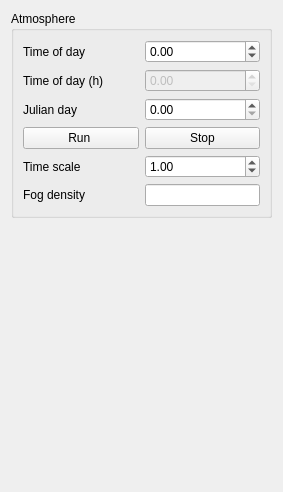
Qt form sandbox/globalsettingsform.ui (aplars/spiral) before a commit.
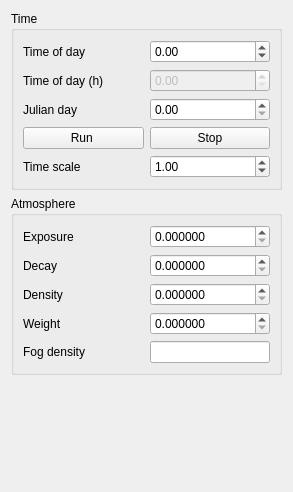
The same form after that commit.

```diff
--- a/sandbox/globalsettingsform.ui
+++ b/sandbox/globalsettingsform.ui
@@ -6,7 +6,7 @@
    <rect>
     <x>0</x>
     <y>0</y>
-    <width>283</width>
+    <width>293</width>
     <height>492</height>
    </rect>
   </property>
@@ -15,27 +15,17 @@
   </property>
   <layout class="QVBoxLayout" name="verticalLayout_2">
    <item>
-    <widget class="QGroupBox" name="atmosphereSettingsGroupBox">
+    <widget class="QGroupBox" name="timeSettingsBox">
      <property name="title">
-      <string>Atmosphere</string>
+      <string>Time</string>
      </property>
      <layout class="QVBoxLayout" name="verticalLayout">
       <item>
        <layout class="QGridLayout" name="gridLayout">
-        <item row="5" column="1">
-         <widget class="QLineEdit" name="atmosphereFogDensityLineEdit">
-          <property name="sizePolicy">
-           <sizepolicy hsizetype="Minimum" vsizetype="Fixed">
-            <horstretch>0</horstretch>
-            <verstretch>0</verstretch>
-           </sizepolicy>
-          </property>
-         </widget>
-        </item>
-        <item row="5" column="0">
-         <widget class="QLabel" name="atmosphereFogDensityLabel">
+        <item row="4" column="0">
+         <widget class="QLabel" name="label">
           <property name="text">
-           <string>Fog density</string>
+           <string>Time scale</string>
           </property>
          </widget>
         </item>
@@ -49,6 +39,13 @@
           </property>
          </widget>
         </item>
+        <item row="0" column="0">
+         <widget class="QLabel" name="timeOfDayLabel">
+          <property name="text">
+           <string>Time of day</string>
+          </property>
+         </widget>
+        </item>
         <item row="3" column="0">
          <widget class="QPushButton" name="runSunButton">
           <property name="text">
@@ -56,20 +53,6 @@
           </property>
          </widget>
         </item>
-        <item row="3" column="1">
-         <widget class="QPushButton" name="stopSunButton">
-          <property name="text">
-           <string>Stop</string>
-          </property>
-         </widget>
-        </item>
-        <item row="4" column="0">
-         <widget class="QLabel" name="label">
-          <property name="text">
-           <string>Time scale</string>
-          </property>
-         </widget>
-        </item>
         <item row="2" column="0">
          <widget class="QLabel" name="julianDayLabel">
           <property name="text">
@@ -77,20 +60,6 @@
           </property>
          </widget>
         </item>
-        <item row="0" column="0">
-         <widget class="QLabel" name="timeOfDayLabel">
-          <property name="text">
-           <string>Time of day</string>
-          </property>
-         </widget>
-        </item>
-        <item row="2" column="1">
-         <widget class="QDoubleSpinBox" name="julianDaySpinBox">
-          <property name="maximum">
-           <double>5000.000000000000000</double>
-          </property>
-         </widget>
-        </item>
         <item row="0" column="1">
          <widget class="QDoubleSpinBox" name="timeOfDaySpinBox">
           <property name="wrapping">
@@ -111,10 +80,110 @@
           </property>
          </widget>
         </item>
+        <item row="2" column="1">
+         <widget class="QDoubleSpinBox" name="julianDaySpinBox">
+          <property name="maximum">
+           <double>5000.000000000000000</double>
+          </property>
+         </widget>
+        </item>
         <item row="1" column="1">
          <widget class="QDoubleSpinBox" name="timeOfDayHourSpinBox">
           <property name="enabled">
            <bool>false</bool>
+          </property>
+         </widget>
+        </item>
+        <item row="3" column="1">
+         <widget class="QPushButton" name="stopSunButton">
+          <property name="text">
+           <string>Stop</string>
+          </property>
+         </widget>
+        </item>
+       </layout>
+      </item>
+     </layout>
+    </widget>
+   </item>
+   <item>
+    <widget class="QGroupBox" name="atmosphereGroupBox">
+     <property name="title">
+      <string>Atmosphere</string>
+     </property>
+     <layout class="QVBoxLayout" name="verticalLayout_3">
+      <item>
+       <layout class="QGridLayout" name="gridLayout_2">
+        <item row="0" column="1">
+         <widget class="QDoubleSpinBox" name="atmosExposureDoubleSpinBox">
+          <property name="decimals">
+           <number>6</number>
+          </property>
+         </widget>
+        </item>
+        <item row="0" column="0">
+         <widget class="QLabel" name="label_2">
+          <property name="text">
+           <string>Exposure</string>
+          </property>
+         </widget>
+        </item>
+        <item row="1" column="1">
+         <widget class="QDoubleSpinBox" name="atmosDecayDoubleSpinBox">
+          <property name="decimals">
+           <number>6</number>
+          </property>
+         </widget>
+        </item>
+        <item row="2" column="0">
+         <widget class="QLabel" name="label_4">
+          <property name="text">
+           <string>Density</string>
+          </property>
+         </widget>
+        </item>
+        <item row="3" column="0">
+         <widget class="QLabel" name="label_5">
+          <property name="text">
+           <string>Weight</string>
+          </property>
+         </widget>
+        </item>
+        <item row="2" column="1">
+         <widget class="QDoubleSpinBox" name="atmosDensityDoubleSpinBox">
+          <property name="decimals">
+           <number>6</number>
+          </property>
+         </widget>
+        </item>
+        <item row="3" column="1">
+         <widget class="QDoubleSpinBox" name="atmosWeightDoubleSpinBox">
+          <property name="decimals">
+           <number>6</number>
+          </property>
+         </widget>
+        </item>
+        <item row="1" column="0">
+         <widget class="QLabel" name="label_3">
+          <property name="text">
+           <string>Decay</string>
+          </property>
+         </widget>
+        </item>
+        <item row="4" column="0">
+         <widget class="QLabel" name="atmosphereFogDensityLabel">
+          <property name="text">
+           <string>Fog density</string>
+          </property>
+         </widget>
+        </item>
+        <item row="4" column="1">
+         <widget class="QLineEdit" name="atmosphereFogDensityLineEdit">
+          <property name="sizePolicy">
+           <sizepolicy hsizetype="Minimum" vsizetype="Fixed">
+            <horstretch>0</horstretch>
+            <verstretch>0</verstretch>
+           </sizepolicy>
           </property>
          </widget>
         </item>
```
